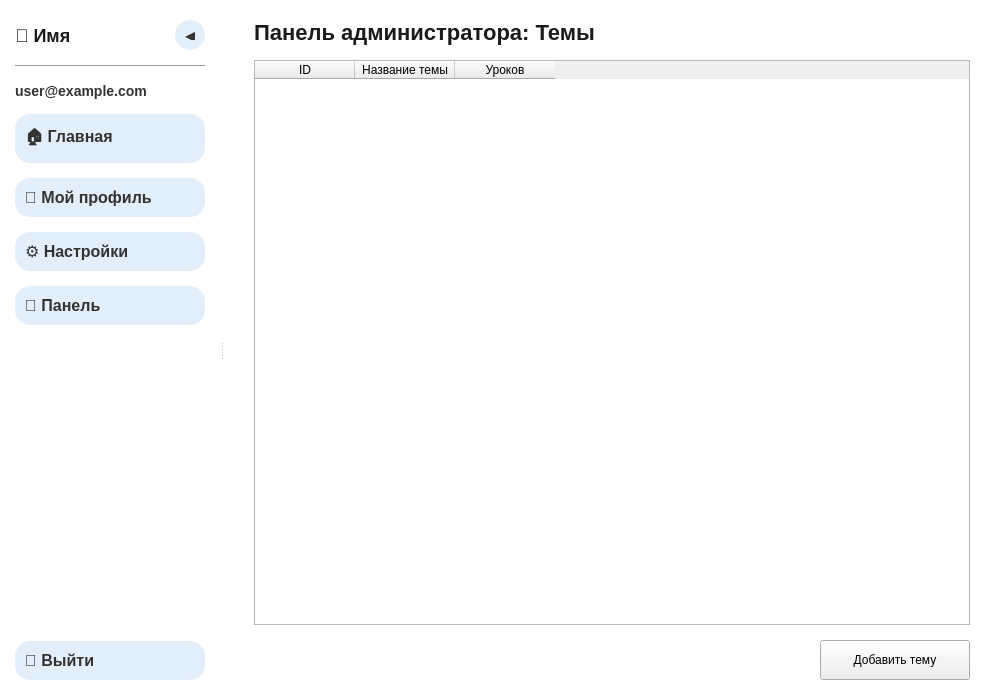
Above: app/ui/main.ui from vasilisqq/music_app before the change. Below: the same form after it.
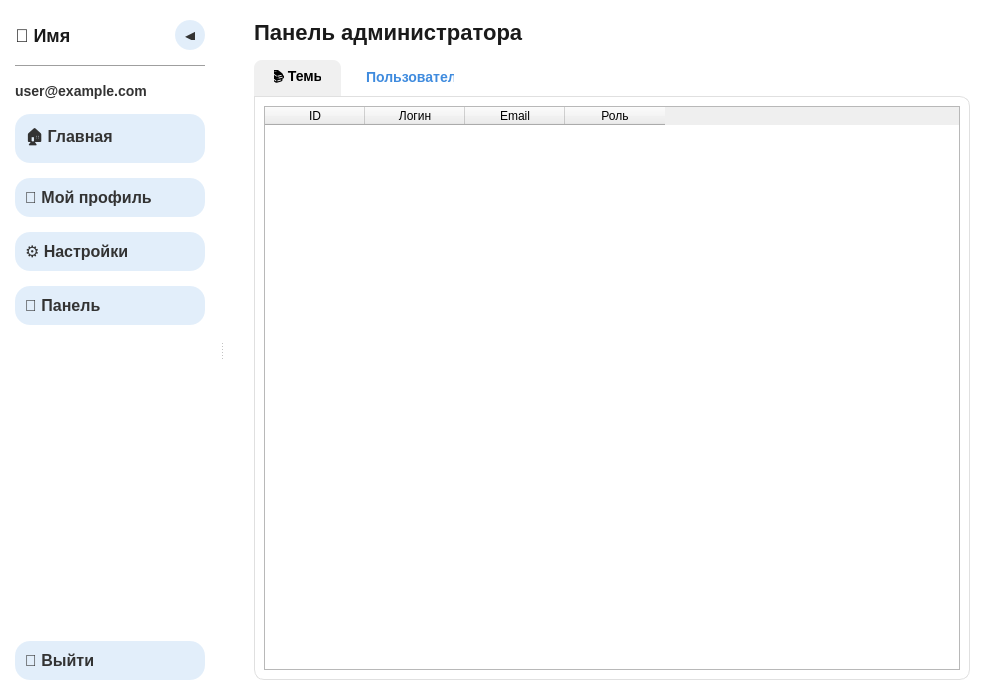
That is the form after the change. The open tabs and pages were chosen to show the change.

Commit message: all functions with users

What changed in the file:
```diff
--- a/app/ui/main.ui
+++ b/app/ui/main.ui
@@ -626,7 +626,7 @@
          <item>
           <widget class="QLabel" name="adminTitle">
            <property name="text">
-            <string>Панель администратора: Темы</string>
+            <string>Панель администратора</string>
            </property>
            <property name="styleSheet">
             <string notr="true">color: #1a1a1a; font-size: 22px; font-weight: bold;</string>
@@ -634,6 +634,24 @@
           </widget>
          </item>
          <item>
+          <widget class="QTabWidget" name="adminTabWidget">
+           <property name="currentIndex">
+            <number>0</number>
+           </property>
+           <property name="styleSheet">
+            <string notr="true">
+             QTabBar::tab { padding: 10px 20px; font-size: 14px; font-weight: bold; background: #f0f0f0; border-top-left-radius: 8px; border-top-right-radius: 8px; margin-right: 2px; }
+             QTabBar::tab:selected { background: white; color: #3f8bde; border-bottom: 2px solid white; }
+             QTabWidget::pane { border: 1px solid #e0e0e0; background: white; border-radius: 10px; border-top-left-radius: 0px; }
+            </string>
+           </property>
+           
+           <widget class="QWidget" name="tab_topics">
+            <attribute name="title">
+             <string>📚 Темы</string>
+            </attribute>
+            <layout class="QVBoxLayout" name="verticalLayout_tab_topics">
+             <item>
           <widget class="QTableWidget" name="table_topics">
            <column>
             <property name="text">
@@ -681,6 +699,35 @@
             </widget>
            </item>
           </layout>
+             </item>
+            </layout>
+           </widget>
+           
+           <widget class="QWidget" name="tab_users">
+            <attribute name="title">
+             <string>👥 Пользователи</string>
+            </attribute>
+            <layout class="QVBoxLayout" name="verticalLayout_tab_users">
+             <item>
+              <widget class="QTableWidget" name="table_users">
+               <column>
+                <property name="text"><string>ID</string></property>
+               </column>
+               <column>
+                <property name="text"><string>Логин</string></property>
+               </column>
+               <column>
+                <property name="text"><string>Email</string></property>
+               </column>
+               <column>
+                <property name="text"><string>Роль</string></property>
+               </column>
+              </widget>
+             </item>
+            </layout>
+           </widget>
+           
+          </widget>
          </item>
         </layout>
        </widget>
```
Left out of the diff: 30 changed lines with no effect on the pictures. Lines whose indentation alone changed are shown as unchanged. The commit also changes 7 other files.
